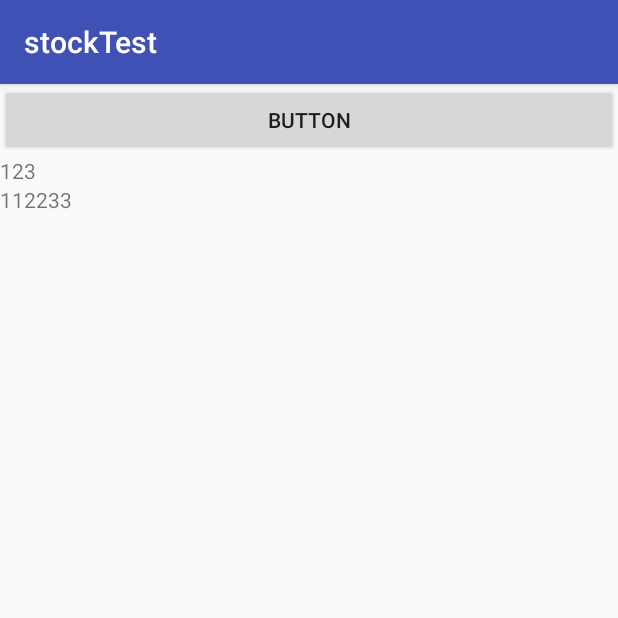
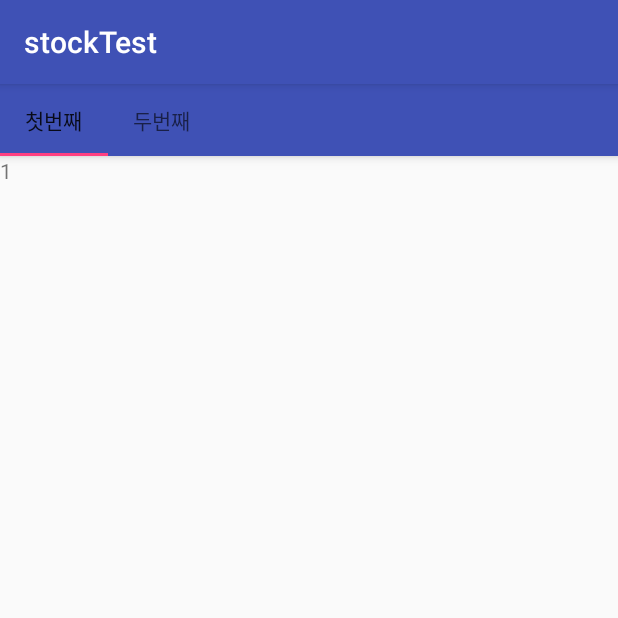
Before and after one commit to midal2/bizTrip-app, an Android app: the screen it shows after launch (MainActivity), on a phone screen of 412 x 824 dp, the top half of it. Run offline under Robolectric (Android 15) with nearby library versions, the phone set to English and light mode, and no system bars.

Commit message:
검증대상 쿼리

```diff
--- a/app/build.gradle
+++ b/app/build.gradle
@@ -28,4 +28,5 @@ dependencies {
 
     //RecylerView
     implementation 'com.android.support:recyclerview-v7:27.1.1'
+    implementation 'com.android.support:design:27.1.1'
 }
--- a/app/src/main/AndroidManifest.xml
+++ b/app/src/main/AndroidManifest.xml
@@ -1,6 +1,8 @@
 <?xml version="1.0" encoding="utf-8"?>
 <manifest xmlns:android="http://schemas.android.com/apk/res/android"
     package="biztrip.dz.app.stocktest">
+
+    <uses-permission android:name="android.permission.INTERNET" />
 
     <application
         android:allowBackup="true"
--- /dev/null
+++ b/app/src/main/java/biztrip/dz/app/stocktest/ItemAdapter.java
@@ -0,0 +1,74 @@
+package biztrip.dz.app.stocktest;
+
+import android.content.Context;
+import android.support.annotation.NonNull;
+import android.support.v7.widget.RecyclerView;
+import android.util.Log;
+import android.view.LayoutInflater;
+import android.view.View;
+import android.view.ViewGroup;
+
+import java.util.ArrayList;
+import java.util.List;
+
+public class ItemAdapter extends RecyclerView.Adapter<ItemHolder> {
+    List<ItemInfo> itemInfoList = new ArrayList();
+
+
+    public ItemAdapter(){
+        createDummy();
+    }
+
+    private void createDummy() {
+        Log.d("ItemHolder", "createDummy");
+        ItemInfo itemInfo = new ItemInfo();
+        itemInfo.item1 = "1";
+        itemInfo.item2 = "1";
+        itemInfo.item3 = "1";
+        itemInfoList.add(itemInfo);
+
+        itemInfo = new ItemInfo();
+        itemInfo.item1 = "2";
+        itemInfo.item2 = "2";
+        itemInfo.item3 = "2";
+        itemInfoList.add(itemInfo);
+
+        itemInfo = new ItemInfo();
+        itemInfo.item1 = "3";
+        itemInfo.item2 = "3";
+        itemInfo.item3 = "3";
+        itemInfoList.add(itemInfo);
+
+    }
+
+    @NonNull
+    @Override
+    public ItemHolder onCreateViewHolder(@NonNull ViewGroup parent, int viewType) {
+
+        Log.d("ItemHolder", "onCreateViewHolder");
+        Context context = parent.getContext();
+        LayoutInflater inflater = LayoutInflater.from(context);
+
+        View view =  inflater.inflate(R.layout.item, parent, false);
+
+        ItemHolder itemHolder = new ItemHolder(view);
+        return itemHolder;
+    }
+
+    @Override
+    public void onBindViewHolder(@NonNull ItemHolder holder, int position) {
+        Log.d("ItemHolder", "onBindViewHolder");
+        ItemInfo itemInfo = itemInfoList.get(position);
+
+        holder.tv_item_1.setText(itemInfo.item1);
+        holder.tv_item_2.setText(itemInfo.item2);
+        holder.tv_item_3.setText(itemInfo.item3);
+
+    }
+
+    @Override
+    public int getItemCount() {
+        Log.d("ItemHolder", "getItemCount" + itemInfoList.size());
+        return itemInfoList.size();
+    }
+}
--- /dev/null
+++ b/app/src/main/java/biztrip/dz/app/stocktest/ItemHolder.java
@@ -0,0 +1,23 @@
+package biztrip.dz.app.stocktest;
+
+import android.support.v7.widget.RecyclerView;
+import android.view.View;
+import android.widget.TextView;
+
+public class ItemHolder extends RecyclerView.ViewHolder {
+
+    public TextView tv_item_1;
+    public TextView tv_item_2;
+    public TextView tv_item_3;
+
+    public ItemHolder(View itemView) {
+        super(itemView);
+
+        tv_item_1 = itemView.findViewById(R.id.tv_item_1);
+        tv_item_2 = itemView.findViewById(R.id.tv_item_2);
+        tv_item_3 = itemView.findViewById(R.id.tv_item_3);
+
+    }
+
+
+}
--- /dev/null
+++ b/app/src/main/java/biztrip/dz/app/stocktest/ItemInfo.java
@@ -0,0 +1,7 @@
+package biztrip.dz.app.stocktest;
+
+class ItemInfo {
+    public String item1;
+    public String item2;
+    public String item3;
+}
--- a/app/src/main/java/biztrip/dz/app/stocktest/MainActivity.java
+++ b/app/src/main/java/biztrip/dz/app/stocktest/MainActivity.java
@@ -1,14 +1,9 @@
 package biztrip.dz.app.stocktest;
 
+import android.os.Bundle;
+import android.support.design.widget.TabLayout;
+import android.support.v4.view.ViewPager;
 import android.support.v7.app.AppCompatActivity;
-import android.os.Bundle;
-import android.support.v7.widget.RecyclerView;
-import android.util.Log;
-import android.view.View;
-import android.widget.Button;
-
-import java.util.LinkedList;
-import java.util.List;
 
 public class MainActivity extends AppCompatActivity {
     private StockAdapter stockAdapter;
@@ -18,35 +13,21 @@ public class MainActivity extends AppCompatActivity {
         super.onCreate(savedInstanceState);
         setContentView(R.layout.activity_main);
 
-        RecyclerView recyclerView = findViewById(R.id.recyclerView);
-        stockAdapter = new StockAdapter();
+        ViewPager viewPager = findViewById(R.id.view_pager);
+        PagerAdapter pageAdapter = new PagerAdapter(getSupportFragmentManager());
 
-        recyclerView.setAdapter(stockAdapter);
+        pageAdapter.mFragments.add(new TestList());
+        pageAdapter.mTitle.add("첫번째");
 
-        Button button =  findViewById(R.id.button);
-        button.setOnClickListener(new Button.OnClickListener() {
-            @Override
-            public void onClick(View view) {
-                changeDataSet();
-            }
+        pageAdapter.mFragments.add(new WebViewFragment());
+        pageAdapter.mTitle.add("두번째");
 
-            private void changeDataSet() {
-                List<StockAdapter.StockInfo> stockInfoList = new LinkedList<>();
-                StockAdapter.StockInfo stockInfo = new StockAdapter.StockInfo();
-                stockInfo.col1 = "t1";
-                stockInfo.col2 = "t2";
-                stockInfo.col3 = "t3";
-                stockInfoList.add(stockInfo);
+        viewPager.setAdapter(pageAdapter);
 
-                stockInfo = new StockAdapter.StockInfo();
-                stockInfo.col1 = "t4";
-                stockInfo.col2 = "t5";
-                stockInfo.col3 = "t6";
-                stockInfoList.add(stockInfo);
+        TabLayout tabLayout = findViewById(R.id.tabs);
+        tabLayout.setupWithViewPager(viewPager);
 
-                stockAdapter.setStockInfoList(stockInfoList);
-                stockAdapter.notifyDataSetChanged();
-            }
-        });
+//        viewPager.addF
+
     }
 }
--- /dev/null
+++ b/app/src/main/java/biztrip/dz/app/stocktest/PagerAdapter.java
@@ -0,0 +1,35 @@
+package biztrip.dz.app.stocktest;
+
+import android.support.annotation.Nullable;
+import android.support.v4.app.Fragment;
+import android.support.v4.app.FragmentManager;
+import android.support.v4.app.FragmentPagerAdapter;
+
+import java.util.ArrayList;
+import java.util.List;
+
+public class PagerAdapter extends FragmentPagerAdapter {
+
+    public final List<Fragment> mFragments = new ArrayList<>();
+    public final List<String> mTitle = new ArrayList<>();
+
+    public PagerAdapter(FragmentManager fm) {
+        super(fm);
+    }
+
+    @Override
+    public Fragment getItem(int position) {
+        return mFragments.get(position);
+    }
+
+    @Override
+    public int getCount() {
+        return mFragments.size();
+    }
+
+    @Nullable
+    @Override
+    public CharSequence getPageTitle(int position) {
+        return mTitle.get(position);
+    }
+}
--- /dev/null
+++ b/app/src/main/java/biztrip/dz/app/stocktest/TestList.java
@@ -0,0 +1,31 @@
+package biztrip.dz.app.stocktest;
+
+import android.os.Bundle;
+import android.support.annotation.NonNull;
+import android.support.annotation.Nullable;
+import android.support.v4.app.Fragment;
+import android.support.v7.widget.RecyclerView;
+import android.util.Log;
+import android.view.LayoutInflater;
+import android.view.View;
+import android.view.ViewGroup;
+
+public class TestList extends Fragment {
+
+    @Nullable
+    @Override
+    public View onCreateView(@NonNull LayoutInflater inflater, @Nullable ViewGroup container, @Nullable Bundle savedInstanceState) {
+
+        Log.d("TestList", "onCreateView");
+        View view = inflater.inflate(R.layout.test_list, null);
+
+        RecyclerView recyclerView = view.findViewById(R.id.recyler_view);
+        ItemAdapter itemAdapter = new ItemAdapter();
+
+        Log.d("TestList", "recyclerView:" + recyclerView);
+
+        recyclerView.setAdapter(itemAdapter);
+
+        return view;
+    }
+}
--- /dev/null
+++ b/app/src/main/java/biztrip/dz/app/stocktest/WebViewFragment.java
@@ -0,0 +1,31 @@
+package biztrip.dz.app.stocktest;
+
+import android.os.Bundle;
+import android.support.annotation.NonNull;
+import android.support.annotation.Nullable;
+import android.support.v4.app.Fragment;
+import android.view.LayoutInflater;
+import android.view.View;
+import android.view.ViewGroup;
+import android.webkit.WebChromeClient;
+import android.webkit.WebView;
+import android.webkit.WebViewClient;
+
+public class WebViewFragment extends Fragment {
+
+    @Nullable
+    @Override
+    public View onCreateView(@NonNull LayoutInflater inflater, @Nullable ViewGroup container, @Nullable Bundle savedInstanceState) {
+
+        View view =inflater.inflate(R.layout.web_view, null);
+
+        WebView webView = view.findViewById(R.id.web_view);
+
+        webView.getSettings().setJavaScriptEnabled(true);
+        webView.setWebViewClient(new WebViewClient());
+        webView.setWebChromeClient(new WebChromeClient());
+        webView.loadUrl("http://www.naver.com");
+
+        return view;
+    }
+}
--- a/app/src/main/res/layout/activity_main.xml
+++ b/app/src/main/res/layout/activity_main.xml
@@ -1,27 +1,27 @@
 <?xml version="1.0" encoding="utf-8"?>
-<LinearLayout
-    xmlns:android="http://schemas.android.com/apk/res/android"
+<android.support.design.widget.CoordinatorLayout xmlns:android="http://schemas.android.com/apk/res/android"
+    xmlns:app="http://schemas.android.com/apk/res-auto"
     android:layout_width="match_parent"
-    android:layout_height="wrap_content"
-    android:orientation="vertical"
-    >
+    android:layout_height="match_parent">
 
-    <Button
-        android:id="@+id/button"
+    <android.support.design.widget.AppBarLayout
+        android:id="@+id/appbar"
+        android:layout_height="wrap_content"
+        android:layout_width="match_parent">
+
+        <android.support.design.widget.TabLayout
+            android:id="@+id/tabs"
+            android:layout_width="match_parent"
+            android:layout_height="wrap_content"
+            app:tabMode="scrollable">
+        </android.support.design.widget.TabLayout>
+    </android.support.design.widget.AppBarLayout>
+
+    <android.support.v4.view.ViewPager
+        android:id="@+id/view_pager"
         android:layout_width="match_parent"
-        android:layout_height="wrap_content"
-        android:text="Button" />
+        android:layout_height="match_parent"
+        app:layout_behavior="@string/appbar_scrolling_view_behavior">
+    </android.support.v4.view.ViewPager>
 
-    <android.support.v7.widget.RecyclerView
-        xmlns:android="http://schemas.android.com/apk/res/android"
-        xmlns:app="http://schemas.android.com/apk/res-auto"
-        xmlns:tools="http://schemas.android.com/tools"
-        android:id="@+id/recyclerView"
-        android:layout_width="match_parent"
-        android:layout_height="wrap_content"
-        app:layoutManager="android.support.v7.widget.LinearLayoutManager"
-        />
-
-
-
-</LinearLayout>
+</android.support.design.widget.CoordinatorLayout>
--- /dev/null
+++ b/app/src/main/res/layout/item.xml
@@ -0,0 +1,24 @@
+<?xml version="1.0" encoding="utf-8"?>
+<LinearLayout xmlns:android="http://schemas.android.com/apk/res/android"
+    android:layout_width="match_parent"
+    android:layout_height="match_parent"
+    android:orientation="horizontal">
+
+    <TextView
+        android:id="@+id/tv_item_1"
+        android:layout_width="match_parent"
+        android:layout_height="wrap_content"
+        android:text="TextView" />
+
+    <TextView
+        android:id="@+id/tv_item_2"
+        android:layout_width="match_parent"
+        android:layout_height="wrap_content"
+        android:text="TextView" />
+
+    <TextView
+        android:id="@+id/tv_item_3"
+        android:layout_width="match_parent"
+        android:layout_height="wrap_content"
+        android:text="TextView" />
+</LinearLayout>
--- /dev/null
+++ b/app/src/main/res/layout/test_list.xml
@@ -0,0 +1,13 @@
+<?xml version="1.0" encoding="utf-8"?>
+<android.support.constraint.ConstraintLayout xmlns:android="http://schemas.android.com/apk/res/android"
+    xmlns:app="http://schemas.android.com/apk/res-auto"
+    android:layout_width="match_parent"
+    android:layout_height="match_parent"
+    >
+
+    <android.support.v7.widget.RecyclerView
+        android:layout_width="match_parent"
+        android:layout_height="match_parent"
+        android:id="@+id/recyler_view"
+        app:layoutManager="android.support.v7.widget.LinearLayoutManager"/>
+</android.support.constraint.ConstraintLayout>
--- /dev/null
+++ b/app/src/main/res/layout/web_view.xml
@@ -0,0 +1,9 @@
+<?xml version="1.0" encoding="utf-8"?>
+<FrameLayout xmlns:android="http://schemas.android.com/apk/res/android"
+    android:layout_width="match_parent" android:layout_height="match_parent">
+
+    <WebView
+        android:layout_width="match_parent"
+        android:layout_height="match_parent"
+        android:id="@+id/web_view"/>
+</FrameLayout>
```
